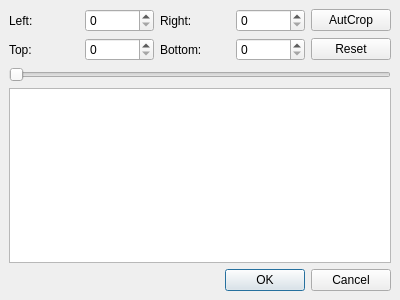
BackupTheBerlios/avidemux-svn, file branches/avidemux_2.5_branch_gruntster/plugins/ADM_videoFilters/Crop/qt4/crop.ui: the form before one commit.
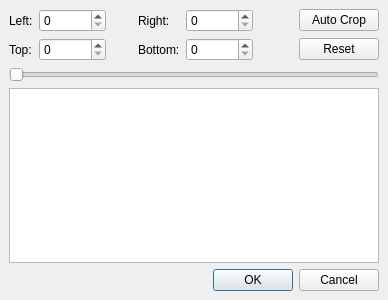
The form after the commit.

Patch:
```diff
--- a/branches/avidemux_2.5_branch_gruntster/plugins/ADM_videoFilters/Crop/qt4/crop.ui
+++ b/branches/avidemux_2.5_branch_gruntster/plugins/ADM_videoFilters/Crop/qt4/crop.ui
@@ -5,49 +5,106 @@
    <rect>
     <x>0</x>
     <y>0</y>
-    <width>400</width>
+    <width>348</width>
     <height>300</height>
    </rect>
   </property>
   <property name="windowTitle" >
    <string>Dialog</string>
   </property>
+  <layout class="QVBoxLayout" >
+   <property name="margin" >
+    <number>9</number>
+   </property>
+   <property name="spacing" >
+    <number>6</number>
+   </property>
+   <item>
   <layout class="QGridLayout" >
-   <property name="leftMargin" >
-    <number>9</number>
-   </property>
-   <property name="topMargin" >
-    <number>9</number>
-   </property>
-   <property name="rightMargin" >
-    <number>9</number>
-   </property>
-   <property name="bottomMargin" >
-    <number>9</number>
-   </property>
-   <property name="horizontalSpacing" >
-    <number>6</number>
-   </property>
-   <property name="verticalSpacing" >
-    <number>6</number>
-   </property>
-   <item row="2" column="0" colspan="5" >
-    <widget class="QSlider" name="horizontalSlider" >
+     <property name="margin" >
+      <number>0</number>
+     </property>
+     <property name="spacing" >
+      <number>6</number>
+     </property>
+     <item row="0" column="3" >
+      <widget class="QLabel" name="label_2" >
+       <property name="text" >
+        <string>Right:</string>
+       </property>
+      </widget>
+     </item>
+     <item row="1" column="0" >
+      <widget class="QLabel" name="label_4" >
+       <property name="text" >
+        <string>Top:</string>
+       </property>
+      </widget>
+     </item>
+     <item row="0" column="4" >
+      <widget class="QSpinBox" name="spinBoxRight" >
+       <property name="maximum" >
+        <number>2147483647</number>
+       </property>
+      </widget>
+     </item>
+     <item row="0" column="2" >
+      <spacer>
+       <property name="orientation" >
+        <enum>Qt::Horizontal</enum>
+       </property>
+       <property name="sizeType" >
+        <enum>QSizePolicy::Fixed</enum>
+       </property>
+       <property name="sizeHint" >
+        <size>
+         <width>26</width>
+         <height>20</height>
+        </size>
+       </property>
+      </spacer>
+     </item>
+     <item row="1" column="5" >
+      <spacer>
      <property name="orientation" >
       <enum>Qt::Horizontal</enum>
      </property>
-    </widget>
-   </item>
-   <item row="3" column="0" colspan="5" >
-    <widget class="QGraphicsView" name="graphicsView" />
-   </item>
-   <item row="1" column="4" >
+       <property name="sizeHint" >
+        <size>
+         <width>40</width>
+         <height>20</height>
+        </size>
+       </property>
+      </spacer>
+     </item>
+     <item row="1" column="6" >
     <widget class="QPushButton" name="pushButtonReset" >
      <property name="text" >
       <string>Reset</string>
      </property>
     </widget>
    </item>
+     <item row="1" column="1" >
+      <widget class="QSpinBox" name="spinBoxTop" >
+       <property name="maximum" >
+        <number>2147483647</number>
+       </property>
+      </widget>
+     </item>
+     <item row="1" column="4" >
+      <widget class="QSpinBox" name="spinBoxBottom" >
+       <property name="maximum" >
+        <number>2147483647</number>
+       </property>
+      </widget>
+     </item>
+     <item row="1" column="3" >
+      <widget class="QLabel" name="label_3" >
+       <property name="text" >
+        <string>Bottom:</string>
+       </property>
+      </widget>
+     </item>
    <item row="0" column="0" >
     <widget class="QLabel" name="label" >
      <property name="text" >
@@ -55,34 +112,65 @@
      </property>
     </widget>
    </item>
-   <item row="1" column="0" >
-    <widget class="QLabel" name="label_4" >
+     <item row="0" column="5" >
+      <spacer>
+       <property name="orientation" >
+        <enum>Qt::Horizontal</enum>
+       </property>
+       <property name="sizeType" >
+        <enum>QSizePolicy::MinimumExpanding</enum>
+       </property>
+       <property name="sizeHint" >
+        <size>
+         <width>40</width>
+         <height>20</height>
+        </size>
+       </property>
+      </spacer>
+     </item>
+     <item row="0" column="1" >
+      <widget class="QSpinBox" name="spinBoxLeft" >
+       <property name="maximum" >
+        <number>2147483647</number>
+       </property>
+      </widget>
+     </item>
+     <item row="0" column="6" >
+      <widget class="QPushButton" name="pushButtonAutoCrop" >
      <property name="text" >
-      <string>Top:</string>
+        <string>Auto Crop</string>
      </property>
     </widget>
    </item>
    <item row="1" column="2" >
-    <widget class="QLabel" name="label_3" >
-     <property name="text" >
-      <string>Bottom:</string>
-     </property>
-    </widget>
-   </item>
-   <item row="1" column="3" >
-    <widget class="QSpinBox" name="spinBoxBottom" />
+      <spacer>
+       <property name="orientation" >
+        <enum>Qt::Horizontal</enum>
+       </property>
+       <property name="sizeType" >
+        <enum>QSizePolicy::Fixed</enum>
+       </property>
+       <property name="sizeHint" >
+        <size>
+         <width>26</width>
+         <height>20</height>
+        </size>
+       </property>
+      </spacer>
+     </item>
+    </layout>
    </item>
-   <item row="0" column="2" >
-    <widget class="QLabel" name="label_2" >
-     <property name="text" >
-      <string>Right:</string>
+   <item>
+    <widget class="QSlider" name="horizontalSlider" >
+     <property name="orientation" >
+      <enum>Qt::Horizontal</enum>
      </property>
     </widget>
    </item>
-   <item row="0" column="3" >
-    <widget class="QSpinBox" name="spinBoxRight" />
+   <item>
+    <widget class="QGraphicsView" name="graphicsView" />
    </item>
-   <item row="4" column="0" colspan="5" >
+   <item>
     <widget class="QDialogButtonBox" name="buttonBox" >
      <property name="orientation" >
       <enum>Qt::Horizontal</enum>
@@ -92,19 +180,6 @@
      </property>
     </widget>
    </item>
-   <item row="0" column="1" >
-    <widget class="QSpinBox" name="spinBoxLeft" />
-   </item>
-   <item row="1" column="1" >
-    <widget class="QSpinBox" name="spinBoxTop" />
-   </item>
-   <item row="0" column="4" >
-    <widget class="QPushButton" name="pushButtonAutoCrop" >
-     <property name="text" >
-      <string>AutCrop</string>
-     </property>
-    </widget>
-   </item>
   </layout>
  </widget>
  <resources/>
```
Left out of the diff: 13 changed lines with no effect on the pictures. Lines whose indentation alone changed are shown as unchanged.
